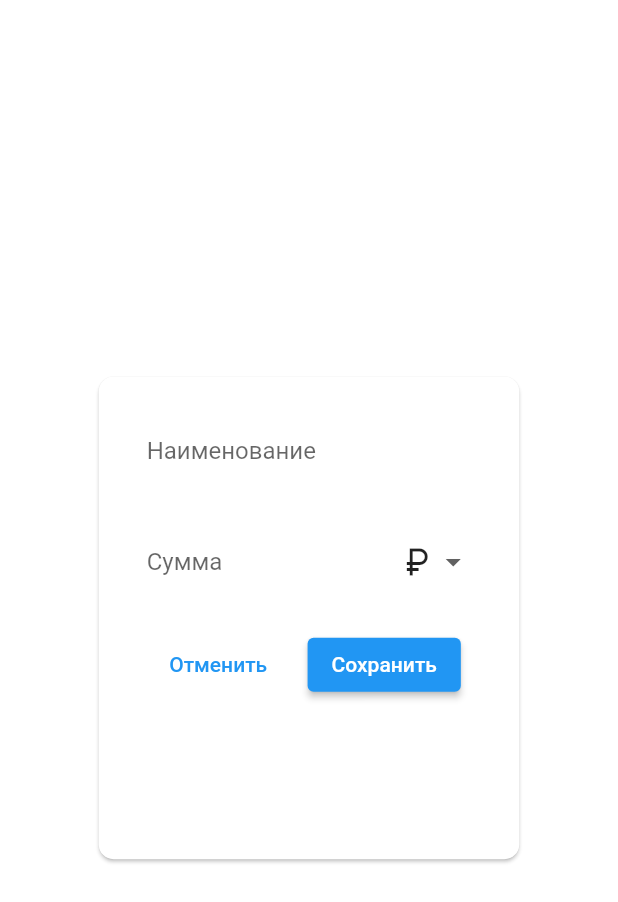
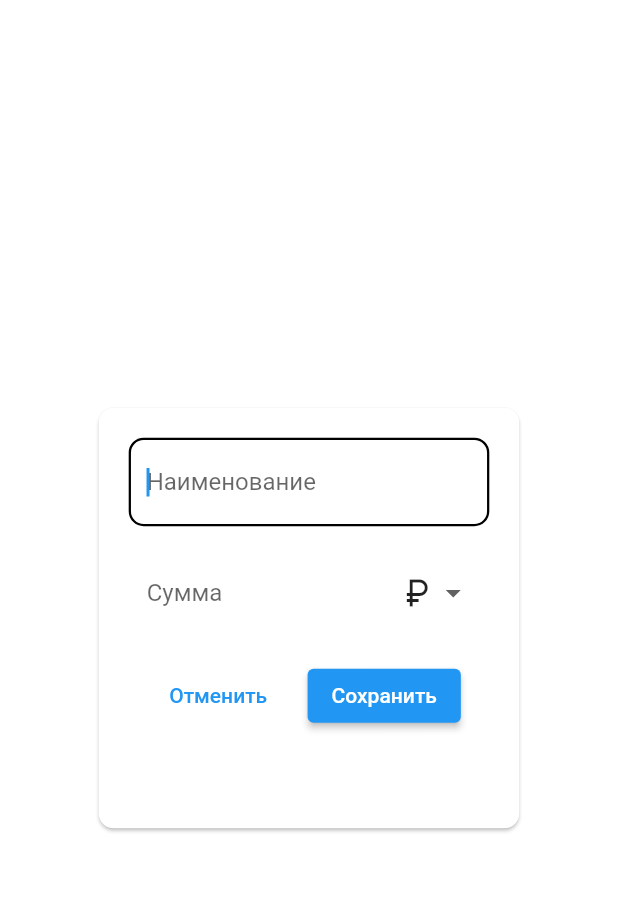
Before and after one commit to zirg41/potty, a Flutter app: the EditPotWidget screen opened directly with empty values, on a phone screen of 412 x 824 dp. Shown: the top 902 px of the screen. Run offline on Flutter 3.47's test engine with Material 2 defaults, Android fonts, the phone set to English and light mode, and no system bars; our stand-ins replace auto_route, bloc, dartz, equatable, flutter_bloc, get_it and 4 more; accounts and stored records are empty.

Commit message:
EditPotPage: returning prev text value if error + dispose() + closing out card to exit action + clear button

```diff
--- a/lib/features/potties_manager/presentation/pages/edit_pot_page/edit_pot_widget.dart
+++ b/lib/features/potties_manager/presentation/pages/edit_pot_page/edit_pot_widget.dart
@@ -6,9 +6,9 @@ import '../../../domain/entities/pot.dart';
 import '../../bloc/pots_actor/pots_bloc.dart';
 
 class EditPotWidget extends StatefulWidget {
-  String potSetId;
-  Pot? editedPot;
-  EditPotWidget({
+  final String potSetId;
+  final Pot? editedPot;
+  const EditPotWidget({
     required this.potSetId,
     this.editedPot,
     Key? key,
@@ -28,6 +28,8 @@ class _EditPotWidgetState extends State<EditPotWidget> {
   Widget currentPotCreationOption =
       dropdownIconValues[DropValue.amount] as Icon;
   Pot? _editedPot;
+  String? previousPercentValue;
+  String? previousAmountValue;
 
   @override
   void initState() {
@@ -40,6 +42,9 @@ class _EditPotWidgetState extends State<EditPotWidget> {
       _amountController.text = _editedPot!.amount.toString();
       _percentController.text = _editedPot!.percent.toString();
 
+      previousPercentValue = _amountController.text;
+      previousAmountValue = _percentController.text;
+
       if (_editedPot!.isAmountFixed!) {
         currentPotCreationOption = dropdownIconValues[DropValue.amount] as Icon;
       } else {
@@ -48,6 +53,13 @@ class _EditPotWidgetState extends State<EditPotWidget> {
       }
     }
     super.initState();
+  }
+
+  @override
+  void dispose() {
+    _percentController.dispose();
+    _amountController.dispose();
+    super.dispose();
   }
 
   @override
@@ -74,6 +86,11 @@ class _EditPotWidgetState extends State<EditPotWidget> {
     return BlocListener<PotsBloc, PotsState>(
       listener: (context, state) {
         if (state is PercentOrAmountInputErrorState) {
+          // TODO try to add error state of textField (red field while error)
+
+          _amountController.text = previousPercentValue!;
+          _percentController.text = previousAmountValue!;
+
           ScaffoldMessenger.of(context).showSnackBar(
             SnackBar(
               behavior: SnackBarBehavior.floating,
@@ -94,10 +111,17 @@ class _EditPotWidgetState extends State<EditPotWidget> {
       },
       child: Scaffold(
         backgroundColor: Colors.transparent,
-        body: Center(
+        body: Stack(
+          children: [
+            GestureDetector(
+              onTap: () {
+                Navigator.of(context).pop();
+              },
+            ),
+            Center(
               child: Container(
                 alignment: Alignment.center,
-            height: mediaQuery.size.height * 0.4,
+                height: mediaQuery.size.height * 0.35,
                 width: mediaQuery.size.width * 0.7,
                 child: Card(
                   shape: RoundedRectangleBorder(
@@ -115,6 +139,10 @@ class _EditPotWidgetState extends State<EditPotWidget> {
                               TextFormField(
                                 controller: _nameController,
                                 autocorrect: false,
+                                autofocus: true,
+                                keyboardType: TextInputType.name,
+                                textCapitalization:
+                                    TextCapitalization.sentences,
                                 decoration: InputDecoration(
                                   hintText: 'Наименование',
                                   enabledBorder: _enabledBorder,
@@ -131,7 +159,8 @@ class _EditPotWidgetState extends State<EditPotWidget> {
                               ),
                               const SizedBox(height: 15),
                               Row(
-                            mainAxisAlignment: MainAxisAlignment.spaceBetween,
+                                mainAxisAlignment:
+                                    MainAxisAlignment.spaceBetween,
                                 children: [
                                   // ! Percent&Amount Text Field
                                   SizedBox(
@@ -140,6 +169,7 @@ class _EditPotWidgetState extends State<EditPotWidget> {
                                       controller: isAmountFixedByUser
                                           ? _amountController
                                           : _percentController,
+                                      keyboardType: TextInputType.number,
                                       decoration: InputDecoration(
                                         enabledBorder: _enabledBorder,
                                         focusedBorder: _focusedBorder,
@@ -147,6 +177,16 @@ class _EditPotWidgetState extends State<EditPotWidget> {
                                         hintText: isAmountFixedByUser
                                             ? 'Сумма'
                                             : 'Проценты',
+                                        suffixIcon: IconButton(
+                                          onPressed: isAmountFixedByUser
+                                              ? () => _amountController.clear()
+                                              : () =>
+                                                  _percentController.clear(),
+                                          color: themeDataColorScheme.outline,
+                                          focusColor:
+                                              themeDataColorScheme.onSurface,
+                                          icon: const Icon(Icons.clear),
+                                        ),
                                       ),
                                     ),
                                   ),
@@ -202,20 +242,24 @@ class _EditPotWidgetState extends State<EditPotWidget> {
                               ),
                               const SizedBox(height: 15),
                               Row(
-                            mainAxisAlignment: MainAxisAlignment.spaceEvenly,
+                                mainAxisAlignment:
+                                    MainAxisAlignment.spaceEvenly,
                                 children: [
                                   TextButton(
-                                  onPressed: () => Navigator.of(context).pop(),
+                                      onPressed: () =>
+                                          Navigator.of(context).pop(),
                                       child: const Text('Отменить')),
                                   ElevatedButton(
                                       onPressed: () {
                                         if (_isEditing) {
                                           // ! Editing existing Pot
-                                      BlocProvider.of<PotsBloc>(context).add(
+                                          BlocProvider.of<PotsBloc>(context)
+                                              .add(
                                             EditPotEvent(
                                               potSetId: widget.potSetId,
                                               potId: _editedPot!.id,
-                                          isAmountFixed: isAmountFixedByUser,
+                                              isAmountFixed:
+                                                  isAmountFixedByUser,
                                               percent: !isAmountFixedByUser
                                                   ? _percentController.text
                                                   : '0',
@@ -227,10 +271,12 @@ class _EditPotWidgetState extends State<EditPotWidget> {
                                           );
                                         } else {
                                           // ! Creation new Pot
-                                      BlocProvider.of<PotsBloc>(context).add(
+                                          BlocProvider.of<PotsBloc>(context)
+                                              .add(
                                             CreatePotEvent(
                                               potSetId: widget.potSetId,
-                                          isAmountFixed: isAmountFixedByUser,
+                                              isAmountFixed:
+                                                  isAmountFixedByUser,
                                               percent: !isAmountFixedByUser
                                                   ? _percentController.text
                                                   : null,
@@ -254,6 +300,8 @@ class _EditPotWidgetState extends State<EditPotWidget> {
                 ),
               ),
             ),
+          ],
+        ),
       ),
     );
   }
```
Lines whose indentation alone changed are shown as unchanged.
